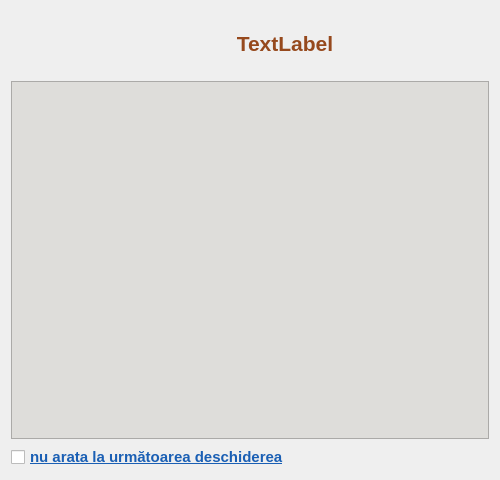
First picture: the form in infowindow.ui, repository debalex77/USG, before the edit.
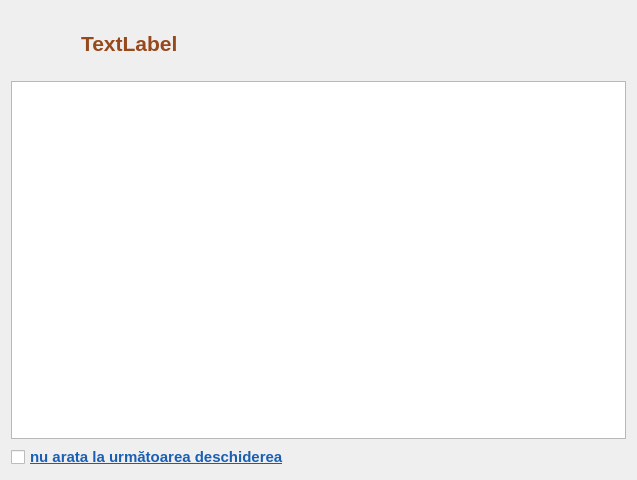
Second picture: the form after the edit. Icons and pictures are not drawn.

Patch:
```diff
--- a/infowindow.ui
+++ b/infowindow.ui
@@ -6,7 +6,7 @@
    <rect>
     <x>0</x>
     <y>0</y>
-    <width>500</width>
+    <width>637</width>
     <height>480</height>
    </rect>
   </property>
@@ -19,7 +19,7 @@
   <property name="font">
    <font>
     <family>Segoe UI</family>
-    <pointsize>8</pointsize>
+    <pointsize>10</pointsize>
    </font>
   </property>
   <property name="windowTitle">
@@ -46,8 +46,14 @@
    </item>
    <item row="1" column="0" colspan="3">
     <widget class="QTextBrowser" name="textBrowser">
+     <property name="font">
+      <font>
+       <family>Segoe UI</family>
+       <pointsize>12</pointsize>
+      </font>
+     </property>
      <property name="styleSheet">
-      <string notr="true">background-color: rgb(222, 221, 218);</string>
+      <string notr="true">color:#a6a6a6;</string>
      </property>
     </widget>
    </item>
@@ -91,9 +97,6 @@
      <property name="text">
       <string>TextLabel</string>
      </property>
-     <property name="alignment">
-      <set>Qt::AlignmentFlag::AlignCenter</set>
-     </property>
     </widget>
    </item>
   </layout>
```
